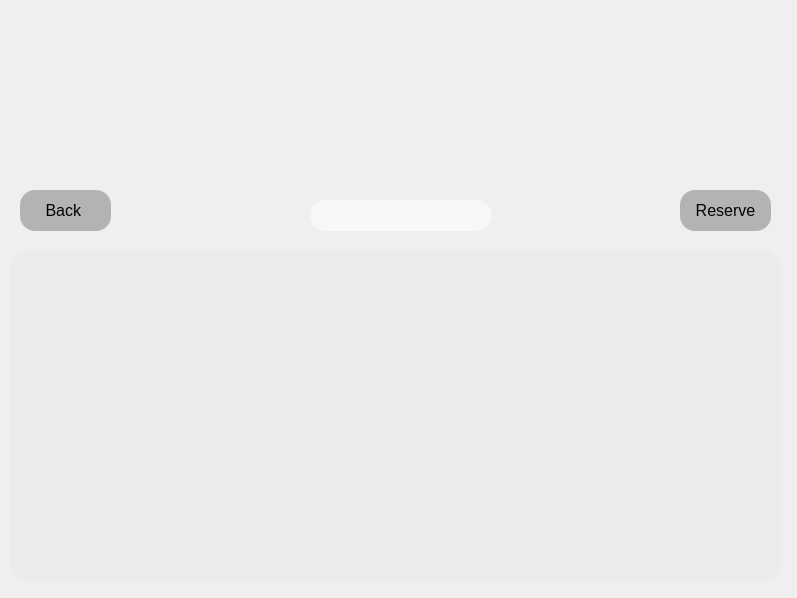
This is findride.ui in anton-ovod/CarRentalSystem as Qt 5 draws it before an edit. The edited form follows.
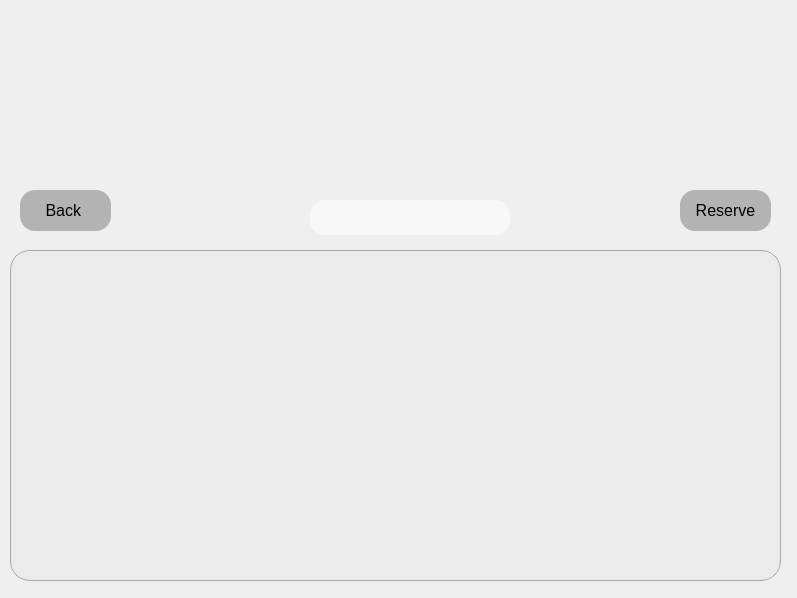
This is the edited form. Icons and pictures are not drawn.

The edit to the form file:
```diff
--- a/findride.ui
+++ b/findride.ui
@@ -81,23 +81,46 @@
       <height>331</height>
      </rect>
     </property>
+    <property name="font">
+     <font>
+      <pointsize>12</pointsize>
+     </font>
+    </property>
     <property name="styleSheet">
      <string notr="true">QTableView {
-border-radius: 20px;
+border: 1px solid rgba(118, 122, 142, 153);
 background: rgba(224, 222, 225, 51);
-selection-background-color: rgba(143, 141, 161, 204);
-selection-color: rgb(243, 241, 244);
+selection-background-color: rgba(136, 132, 159, 204);
+border-radius: 20px;
+text-align: center;
 }
-
-QHeaderView::section {
-border-radius: 30px;
+QHeaderView::section{
 height: 30px;
 color: rgb(239, 238, 241);
 background: rgb(108, 104, 124);
-border-radius: 20px;
+}
+QHeaderView::section:first
+{
+border-top-left-radius: 20px;
+}
+QHeaderView::section:last
+{
+border-top-right-radius: 20px;
+}
+QHeaderView{
+background-color: transparent;
 }
 </string>
     </property>
+    <attribute name="horizontalHeaderHighlightSections">
+     <bool>false</bool>
+    </attribute>
+    <attribute name="verticalHeaderVisible">
+     <bool>false</bool>
+    </attribute>
+    <attribute name="verticalHeaderHighlightSections">
+     <bool>false</bool>
+    </attribute>
    </widget>
    <widget class="QPushButton" name="reserveBtn">
     <property name="geometry">
@@ -132,27 +155,37 @@
      <rect>
       <x>310</x>
       <y>200</y>
-      <width>181</width>
-      <height>31</height>
+      <width>200</width>
+      <height>35</height>
      </rect>
     </property>
+    <property name="font">
+     <font>
+      <pointsize>13</pointsize>
+     </font>
+    </property>
+    <property name="cursor">
+     <cursorShape>PointingHandCursor</cursorShape>
+    </property>
     <property name="styleSheet">
      <string notr="true">QLineEdit {
 background: rgba(255, 255, 255, 150);
 border-radius: 15px;
 color: black;
-font-size: 15px;
 }
 </string>
     </property>
+    <property name="alignment">
+     <set>Qt::AlignCenter</set>
+    </property>
    </widget>
    <widget class="QLabel" name="SearchLabel">
     <property name="geometry">
      <rect>
-      <x>500</x>
+      <x>520</x>
       <y>200</y>
-      <width>31</width>
-      <height>31</height>
+      <width>35</width>
+      <height>35</height>
      </rect>
     </property>
     <property name="text">
```
Left out of the diff: 14 changed lines with no effect on the pictures.
